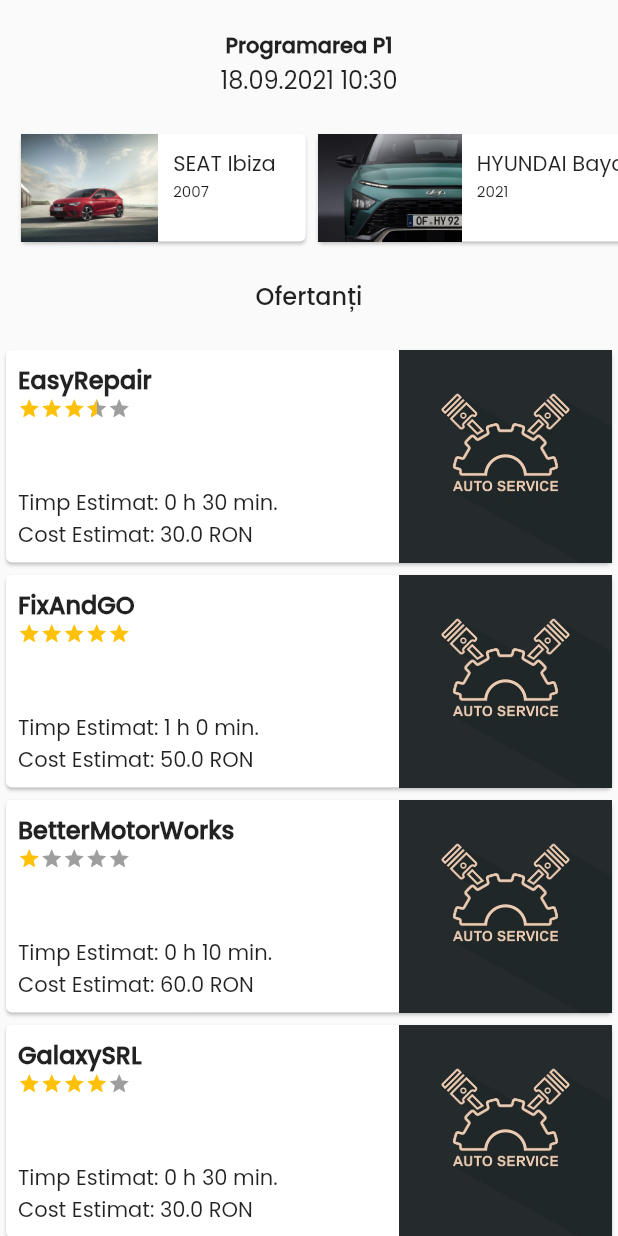
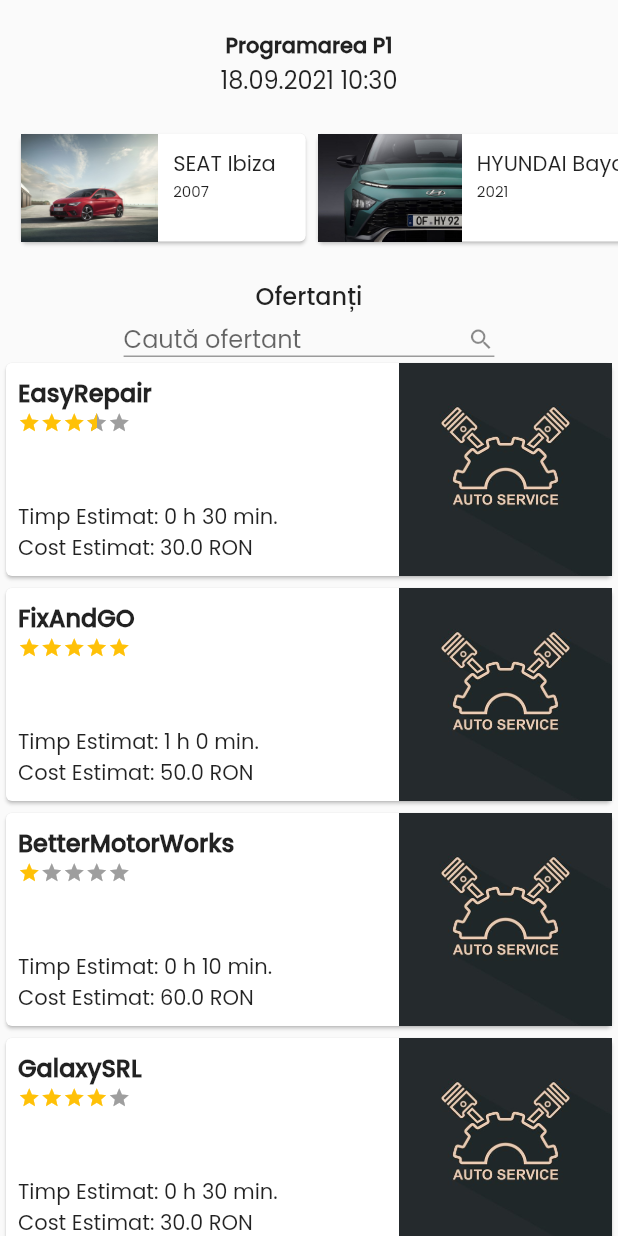
Before and after one commit to BringTheChill/spaceship_service, a Flutter app: the ResultPage screen opened directly, on a phone screen of 412 x 824 dp. Run offline on Flutter 3.47's test engine with Material 2 defaults, Android fonts, the phone set to English and light mode, and no system bars; drawn by our look-alikes of flutter_rating_bar; our stand-ins replace fluttertoast, table_calendar.

Commit message:
Add search functionality

```diff
--- /dev/null
+++ b/lib/models/search_data.dart
@@ -0,0 +1,3 @@
+import 'package:flutter/cupertino.dart';
+
+class SearchData extends ChangeNotifier {}
--- a/lib/pages/home_page.dart
+++ b/lib/pages/home_page.dart
@@ -364,11 +364,11 @@ class _HomePageState extends State<HomePage> {
                                                     Icons.search,
                                                     size: 20,
                                                   ),
+                                                  hintText: availableProducts
+                                                      .first.name,
                                                   suffixIconConstraints:
                                                       const BoxConstraints
                                                           .tightFor(height: 20),
-                                                  hintText: availableProducts
-                                                      .first.name,
                                                   isDense: true,
                                                   contentPadding:
                                                       EdgeInsets.zero,
--- a/lib/pages/result_page.dart
+++ b/lib/pages/result_page.dart
@@ -80,6 +80,98 @@ class _ResultPageState extends State<ResultPage> {
     ),
   ];
 
+  // FocusNode? _node;
+  // bool _focused = false;
+  bool searchPressed = false;
+  String _searchText = "";
+  List<RepairStation> filteredStations = [];
+
+  void onSearch(text) {
+    filteredStations = [];
+    setState(() {
+      _searchText = text;
+    });
+    _getStations();
+  }
+
+  void _getStations() async {
+    for (int i = 0; i < repairStations.length; i++) {
+      if (repairStations[i]
+              .name
+              .toLowerCase()
+              .contains(_searchText.toLowerCase()) &&
+          !filteredStations.contains(repairStations[i])) {
+        setState(() {
+          filteredStations.add(repairStations[i]);
+        });
+      }
+    }
+  }
+
+  Widget _buildList() {
+    List<RepairStation> stations = [];
+    if (_searchText != "" && filteredStations.isNotEmpty) {
+      stations = filteredStations;
+    } else {
+      stations = repairStations;
+    }
+
+    return Flexible(
+      child: ListView.builder(
+        padding: const EdgeInsets.only(bottom: 30),
+        shrinkWrap: true,
+        itemCount: stations.length,
+        physics: const ScrollPhysics(),
+        itemBuilder: (context, index) => GestureDetector(
+          child: SizedBox(
+            height: 150,
+            child: Card(
+              child: Row(
+                mainAxisSize: MainAxisSize.min,
+                children: [
+                  Padding(
+                    padding: const EdgeInsets.all(8.0),
+                    child: Column(
+                      crossAxisAlignment: CrossAxisAlignment.start,
+                      children: [
+                        Text(
+                          stations[index].name,
+                          style: const TextStyle(
+                            fontSize: 16,
+                            fontWeight: FontWeight.bold,
+                          ),
+                        ),
+                        RatingBarIndicator(
+                          rating: stations[index].rating,
+                          itemBuilder: (context, index) => const Icon(
+                            Icons.star,
+                            color: Colors.amber,
+                          ),
+                          itemCount: 5,
+                          itemSize: 15.0,
+                          direction: Axis.horizontal,
+                        ),
+                        const Expanded(child: SizedBox()),
+                        Text(
+                          'Timp Estimat: ${stations[index].time.inHours} h ${stations[index].time.inMinutes.remainder(60)} min.',
+                        ),
+                        Text(
+                          'Cost Estimat: ${stations[index].price} RON',
+                        ),
+                      ],
+                    ),
+                  ),
+                  const Expanded(child: SizedBox()),
+                  Image.asset(stations[index].image)
+                ],
+              ),
+            ),
+          ),
+        ),
+      ),
+    );
+  }
+
   @override
   Widget build(BuildContext context) {
     return Scaffold(
@@ -161,7 +253,7 @@ class _ResultPageState extends State<ResultPage> {
                 },
               ),
               const Padding(
-                padding: EdgeInsets.only(bottom: 20, top: 20),
+                padding: EdgeInsets.only(bottom: 5, top: 20),
                 child: Text(
                   'Ofertanți',
                   style: TextStyle(
@@ -170,60 +262,28 @@ class _ResultPageState extends State<ResultPage> {
                   ),
                 ),
               ),
-              Flexible(
-                child: ListView.builder(
-                  padding: const EdgeInsets.only(bottom: 30),
-                  shrinkWrap: true,
-                  itemCount: repairStations.length,
-                  physics: const ScrollPhysics(),
-                  itemBuilder: (context, index) => GestureDetector(
-                    child: SizedBox(
-                      height: 150,
-                      child: Card(
-                        child: Row(
-                          mainAxisSize: MainAxisSize.min,
-                          children: [
-                            Padding(
-                              padding: const EdgeInsets.all(8.0),
-                              child: Column(
-                                crossAxisAlignment: CrossAxisAlignment.start,
-                                children: [
-                                  Text(
-                                    repairStations[index].name,
-                                    style: const TextStyle(
-                                      fontSize: 16,
-                                      fontWeight: FontWeight.bold,
-                                    ),
-                                  ),
-                                  RatingBarIndicator(
-                                    rating: repairStations[index].rating,
-                                    itemBuilder: (context, index) => const Icon(
-                                      Icons.star,
-                                      color: Colors.amber,
-                                    ),
-                                    itemCount: 5,
-                                    itemSize: 15.0,
-                                    direction: Axis.horizontal,
-                                  ),
-                                  const Expanded(child: SizedBox()),
-                                  Text(
-                                    'Timp Estimat: ${repairStations[index].time.inHours} h ${repairStations[index].time.inMinutes.remainder(60)} min.',
-                                  ),
-                                  Text(
-                                    'Cost Estimat: ${repairStations[index].price} RON',
-                                  ),
-                                ],
-                              ),
-                            ),
-                            const Expanded(child: SizedBox()),
-                            Image.asset(repairStations[index].image)
-                          ],
-                        ),
-                      ),
-                    ),
+              SizedBox(
+                width: (MediaQuery.of(context).size.width / 100) * 60,
+                child: TextField(
+                  onSubmitted: (text) {
+                    onSearch(text);
+                  },
+                  onChanged: (text) {
+                    onSearch(text);
+                  },
+                  style: const TextStyle(
+                    fontSize: 16,
+                  ),
+                  decoration: const InputDecoration(
+                    hintText: 'Caută ofertant',
+                    suffixIconConstraints: BoxConstraints.tightFor(height: 20),
+                    isDense: true,
+                    contentPadding: EdgeInsets.zero,
+                    suffixIcon: Icon(Icons.search),
                   ),
                 ),
               ),
+              _buildList(),
             ],
           ),
         ),
```
